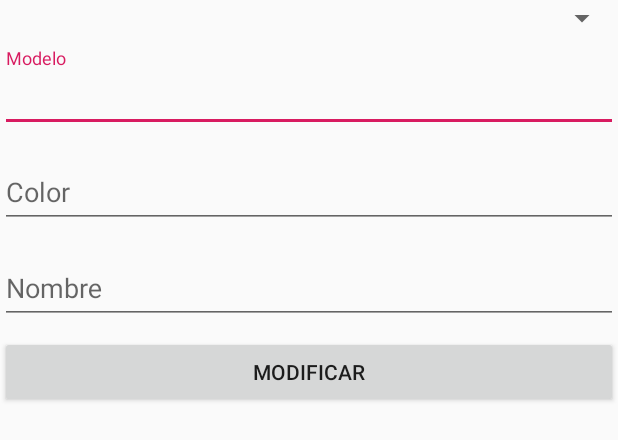
After one commit to Area51TrainingCenter/Android-Group-46, an Android app: the layout item_modificar.xml on its own in the app's theme, with its tools: preview values and no code run, on a phone screen of 412 x 824 dp. The commit adds this screen. Shown: the top 440 px of the screen. Run offline under Robolectric (Android 15) with nearby library versions, the phone set to English and light mode, and no system bars.

Commit message:
clase 03

```diff
--- /dev/null
+++ b/Modulo 2/Clase 01/Clase01/app/src/main/res/layout/item_modificar.xml
@@ -0,0 +1,57 @@
+<?xml version="1.0" encoding="utf-8"?>
+<LinearLayout xmlns:android="http://schemas.android.com/apk/res/android"
+    android:layout_width="match_parent"
+    android:layout_height="wrap_content"
+    android:orientation="vertical">
+
+    <android.support.v7.widget.AppCompatSpinner
+        android:id="@+id/spMarca"
+        android:layout_width="match_parent"
+        android:layout_height="wrap_content"
+        android:layout_marginBottom="8dp" />
+
+    <android.support.design.widget.TextInputLayout
+        android:id="@+id/tilModelo"
+        android:layout_width="match_parent"
+        android:layout_height="wrap_content"
+        android:layout_marginBottom="8dp">
+
+        <android.support.v7.widget.AppCompatEditText
+            android:id="@+id/etModelo"
+            android:layout_width="match_parent"
+            android:layout_height="wrap_content"
+            android:hint="@string/lbl_modelo" />
+    </android.support.design.widget.TextInputLayout>
+
+    <android.support.design.widget.TextInputLayout
+        android:id="@+id/tilColor"
+        android:layout_width="match_parent"
+        android:layout_height="wrap_content"
+        android:layout_marginBottom="8dp">
+
+        <android.support.v7.widget.AppCompatEditText
+            android:id="@+id/etColor"
+            android:layout_width="match_parent"
+            android:layout_height="wrap_content"
+            android:hint="@string/lbl_color" />
+    </android.support.design.widget.TextInputLayout>
+
+    <android.support.design.widget.TextInputLayout
+        android:id="@+id/tilNombre"
+        android:layout_width="match_parent"
+        android:layout_height="wrap_content"
+        android:layout_marginBottom="8dp">
+
+        <android.support.v7.widget.AppCompatEditText
+            android:id="@+id/etNombre"
+            android:layout_width="match_parent"
+            android:layout_height="wrap_content"
+            android:hint="@string/lbl_nombre" />
+    </android.support.design.widget.TextInputLayout>
+
+    <android.support.v7.widget.AppCompatButton
+        android:id="@+id/btnModificar"
+        android:layout_width="match_parent"
+        android:layout_height="wrap_content"
+        android:text="@string/lbl_modificar" />
+</LinearLayout>
--- a/Modulo 2/Clase 01/Clase01/app/src/main/res/values/strings.xml
+++ b/Modulo 2/Clase 01/Clase01/app/src/main/res/values/strings.xml
@@ -13,4 +13,5 @@
     <string name="lbl_agregar">Agregar</string>
     <string name="lbl_modelo">Modelo</string>
     <string name="lbl_color">Color</string>
+    <string name="lbl_modificar">Modificar</string>
 </resources>
```
Also changed, not shown: Modulo 2/Clase 01/Clase01/app/src/main/java/com/area51/clase01/adapter/ProductoAdapter.java (+62 -1 lines), Modulo 2/Clase 01/Clase01/app/src/main/java/com/area51/clase01/sqlite/MetodoSQLite.java (+18 -0 lines).
